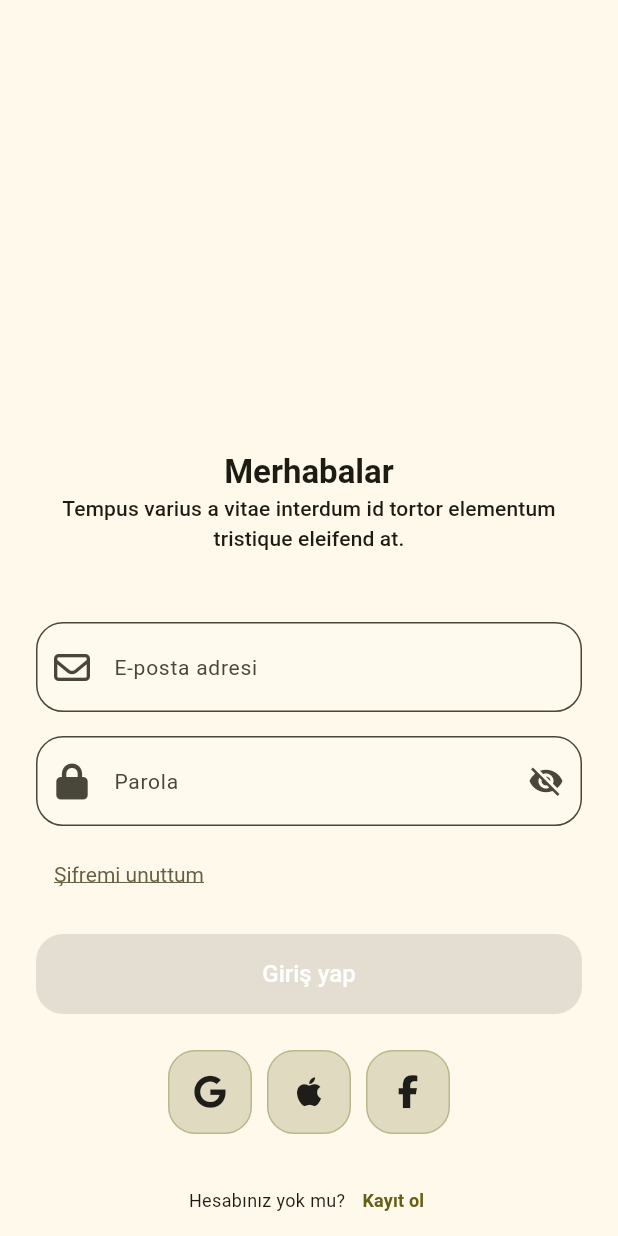
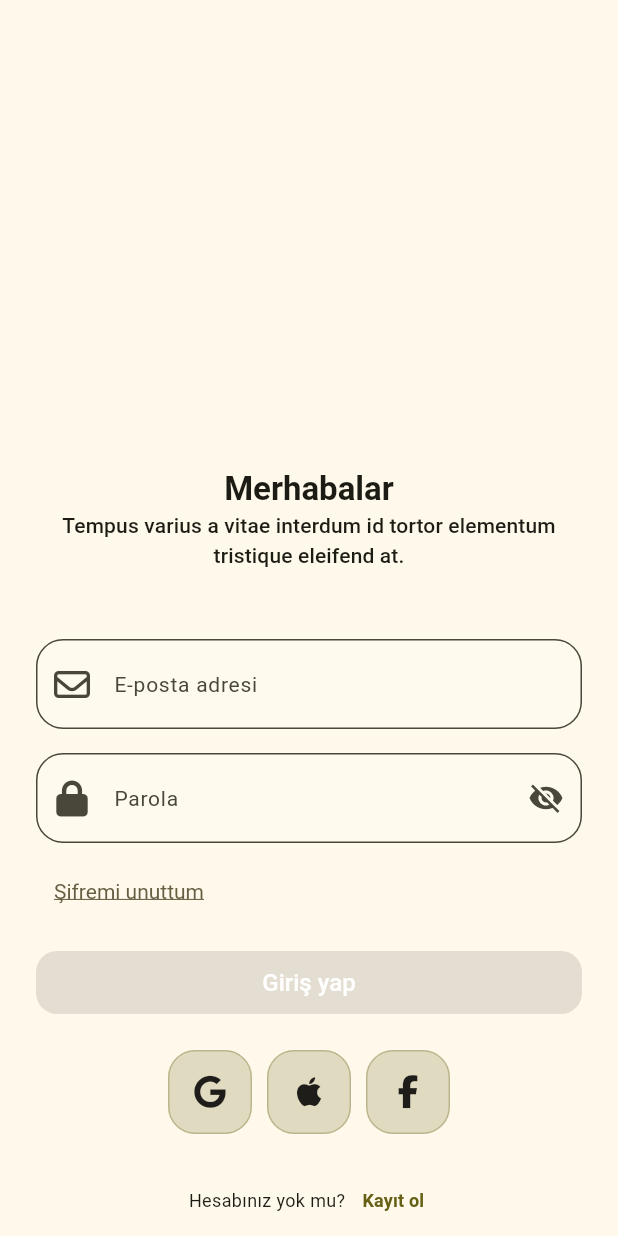
Before and after one commit to merterkoc/shartflix, a Flutter app: the screen it shows after launch, on a phone screen of 412 x 824 dp. Run offline on Flutter 3.47's test engine with Material 3 defaults, Android fonts, the phone set to English and light mode, and no system bars; our stand-ins replace bloc, bloc_concurrency, cached_network_image, dio, equatable, flutter_bloc and 11 more; missing offline and left inert: fresh_dio; generated files the repository leaves out were written again; statements that could not run were skipped.

Commit message:
App back button changed.

```diff
--- a/lib/core/widget/button/app_button.dart
+++ b/lib/core/widget/button/app_button.dart
@@ -28,8 +28,8 @@ class AppButton extends StatelessWidget {
   final IconData? icon;
   final bool isLoading;
 
-  static const double _defaultHeight = 53.31;
-  static const double _radius = 18;
+  static const double _defaultHeight = 42;
+  static const double _radius = 14;
 
   @override
   Widget build(BuildContext context) {
--- a/lib/core/widget/logo_box.dart
+++ b/lib/core/widget/logo_box.dart
@@ -9,6 +9,7 @@ class LogoBox extends StatelessWidget {
     this.width = 56,
     this.child,
     this.iconSize = 22,
+    this.borderRadius = 18,
   }) : assert(
          icon == null || child == null,
          'icon and child cannot be used at the same time',
@@ -20,11 +21,12 @@ class LogoBox extends StatelessWidget {
   final double width;
   final Widget? child;
   final double iconSize;
+  final double borderRadius;
 
   @override
   Widget build(BuildContext context) {
     return InkWell(
-      borderRadius: BorderRadius.circular(18),
+      borderRadius: BorderRadius.circular(borderRadius),
       onTap: onPressed,
       child: Container(
         width: width,
@@ -35,10 +37,11 @@ class LogoBox extends StatelessWidget {
             side: BorderSide(
               color: Theme.of(context).colorScheme.primary.withAlpha(77),
             ),
-            borderRadius: BorderRadius.circular(18),
+            borderRadius: BorderRadius.circular(borderRadius),
           ),
         ),
-        child: child ??
+        child:
+            child ??
             Center(
               child: Icon(
                 icon,
--- a/lib/shartflix_app.dart
+++ b/lib/shartflix_app.dart
@@ -36,15 +36,33 @@ class ShartflixApp extends StatelessWidget {
           final theme =
               themeMap[settingsController.themeStyle] ??
               const DefaultMaterialTheme();
+          ThemeData applyBackButtonIcon(ThemeData baseTheme) {
+            return baseTheme.copyWith(
+              actionIconTheme: ActionIconThemeData(
+                backButtonIconBuilder: (BuildContext context) => LogoBox(
+                  width: 222,
+                  height: 222,
+                  borderRadius: 9999,
+                  child: Icon(
+                    Icons.arrow_back,
+                    color: Theme.of(context).colorScheme.onSurface,
+                    size: 24,
+                  ),
+                ),
+              ),
+            );
+          }
 
           return MaterialApp.router(
             routerConfig: AppRouter().router,
             themeMode: settingsController.themeMode == Brightness.dark
                 ? ThemeMode.dark
                 : ThemeMode.light,
-            theme: settingsController.themeMode == Brightness.light
-                ? theme.light()
-                : theme.dark(),
+            theme: applyBackButtonIcon(
+              settingsController.themeMode == Brightness.light
+                  ? theme.light()!
+                  : theme.dark()!,
+            ),
             localizationsDelegates: const [
               AppLocalizations.delegate,
               GlobalMaterialLocalizations.delegate,
--- a/pubspec.yaml
+++ b/pubspec.yaml
@@ -9,6 +9,7 @@ environment:
 
 dependencies:
   bloc: ^9.0.0
+  bloc_concurrency: ^0.3.0
   cached_network_image: ^3.4.1
   cupertino_icons: ^1.0.8
   dio: ^5.8.0+1
```
Also changed, not shown: lib/bloc/movie/movie_bloc.dart (+58 -0 lines), lib/bloc/movie/movie_event.dart (+11 -0 lines), lib/feature/home/view/movies_view.dart (+3 -7 lines), lib/feature/home/widget/home_movie_card.dart (+27 -14 lines), pubspec.lock. Lines whose indentation alone changed are shown as unchanged.
